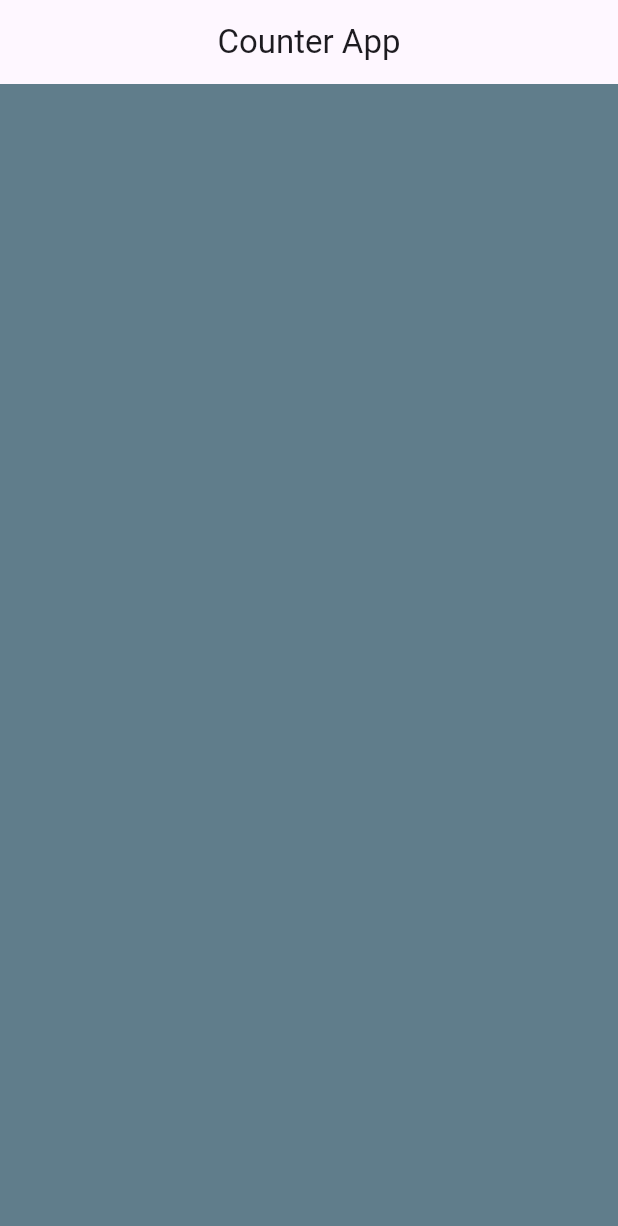
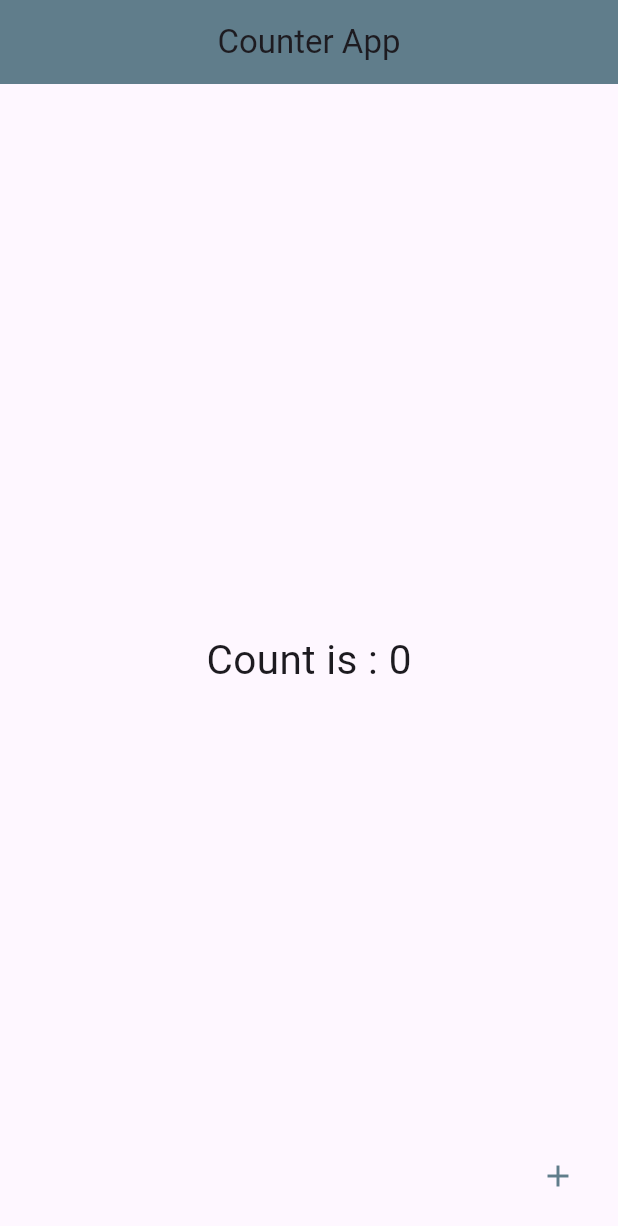
Before and after one commit to siraj-codes/flutter_bloc_practice, a Flutter app: the screen it shows after launch, on a phone screen of 412 x 824 dp. Shown: the top 1226 px of the screen. Run offline on Flutter 3.47's test engine with Material 3 defaults, Android fonts, the light colour scheme and no system bars; our stand-ins replace flutter_bloc.

Commit message:
basic layout created

```diff
--- a/lib/cubit/counter_cubit.dart
+++ b/lib/cubit/counter_cubit.dart
@@ -0,0 +1,5 @@
+import 'package:flutter_bloc/flutter_bloc.dart';
+
+class CounterCubit extends Cubit {
+  CounterCubit() : super(0);
+}
--- a/lib/screens/home_page.dart
+++ b/lib/screens/home_page.dart
@@ -1,4 +1,5 @@
 import 'package:flutter/material.dart';
+import 'package:flutter_bloc_practice/cubit/counter_cubit.dart';
 
 class HomePage extends StatefulWidget {
   const HomePage({super.key});
@@ -8,14 +9,27 @@ class HomePage extends StatefulWidget {
 }
 
 class _HomePageState extends State<HomePage> {
+  final count = CounterCubit().state;
   @override
   Widget build(BuildContext context) {
     return Scaffold(
-      backgroundColor: Colors.blueGrey,
       appBar: AppBar(
+        backgroundColor: Colors.blueGrey,
         title: const Text('Counter App'),
         centerTitle: true,
       ),
+      body: Center(
+        child: Text(
+          'Count is : $count',
+          style: const TextStyle(fontSize: 27),
+        ),
+      ),
+      floatingActionButton: IconButton(
+          onPressed: () {},
+          icon: const Icon(
+            Icons.add,
+            color: Colors.blueGrey,
+          )),
     );
   }
 }
```
